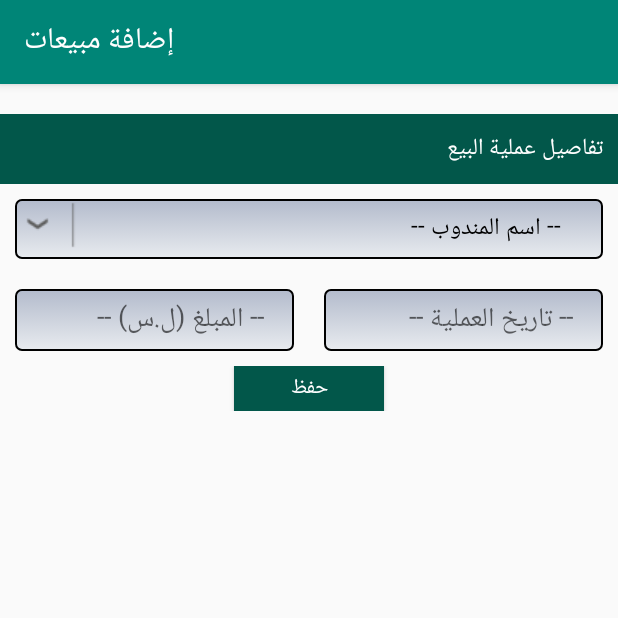
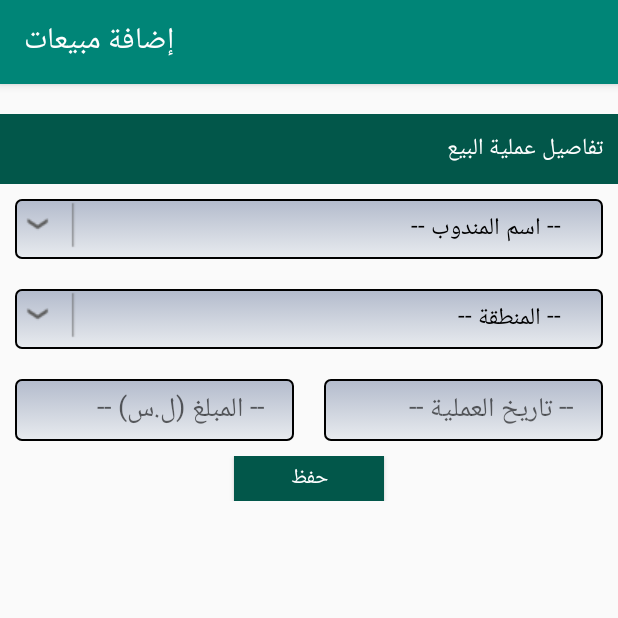
Before and after one commit to ab-dulla/svu-bait-iwb303-f18-sales, an Android app: the screen it shows after launch (AddSalesActivity), after a tap on "إضافة مبيعات", on a phone screen of 412 x 824 dp, the top half of it. Run offline under Robolectric (Android 15) with nearby library versions, the phone set to English and light mode, and no system bars.

Commit message:
Branch1 - Update Sale Operation - Rami - 10-06-2019 12:10 PM

```diff
--- a/app/src/main/java/org/svuonline/f18sales/AddSalesActivity.java
+++ b/app/src/main/java/org/svuonline/f18sales/AddSalesActivity.java
@@ -10,8 +10,10 @@ import android.widget.Button;
 import android.widget.EditText;
 import org.svuonline.f18sales.data.DatabaseHelper;
 import org.svuonline.f18sales.data.Utilities;
+import org.svuonline.f18sales.model.Region;
 import org.svuonline.f18sales.model.Sale;
 import org.svuonline.f18sales.model.Salesman;
+import org.svuonline.f18sales.salesmen.management.RegionSpinnerArrayAdapter;
 import org.svuonline.f18sales.salesmen.management.SalesmenSpinnerArrayAdapter;
 import java.util.ArrayList;
 import java.util.Locale;
@@ -24,6 +26,7 @@ public class AddSalesActivity extends AppCompatActivity implements View.OnClickL
      **************        Declarations       *************
      ******************************************************/
     private Spinner spinnerSalesmen;
+    private Spinner spinnerRegoins;
     private EditText txtSaleDate;
     private EditText txtAmount;
     private Button btnSave;
@@ -40,9 +43,11 @@ public class AddSalesActivity extends AppCompatActivity implements View.OnClickL
         setContentView(R.layout.activity_add_sales);
         getSupportActionBar().setTitle("إضافة مبيعات");
         dbHelper = new DatabaseHelper(this);
+        db = openOrCreateDatabase("f18SalesDb",Context.MODE_PRIVATE, null);
         FindElements();
         SetControlsEvents();
-        fillSalesmen();
+        FillSalesmen();
+        FillRegions();
         Utilities.InitSaleDateCalender(this,txtSaleDate);
     }
 
@@ -75,12 +80,14 @@ public class AddSalesActivity extends AppCompatActivity implements View.OnClickL
     private boolean ValidateInputs(){
 
         return spinnerSalesmen.getSelectedItemPosition() != 0 &&
+                spinnerRegoins.getSelectedItemPosition() != 0 &&
                 !isEmpty(txtSaleDate.getText().toString()) &&
                 !isEmpty(txtAmount.getText().toString()) ;
     }
 
     private void FindElements(){
         spinnerSalesmen = findViewById(R.id.spinnerSalesmen);
+        spinnerRegoins = findViewById(R.id.spinnerRegoins);
         txtSaleDate =findViewById(R.id.txtSaleDate);
         txtAmount =findViewById(R.id.txtAmount);
         btnSave = findViewById(R.id.btnSave);
@@ -91,25 +98,39 @@ public class AddSalesActivity extends AppCompatActivity implements View.OnClickL
         btnSave.setOnClickListener(this);
     }
 
-    private void fillSalesmen() {
-        db = openOrCreateDatabase("f18SalesDb",Context.MODE_PRIVATE, null);
-        ArrayList<Salesman> salesmenList =  dbHelper.getSalesmenList(db);
+    private void FillSalesmen() {
+        //db = openOrCreateDatabase("f18SalesDb",Context.MODE_PRIVATE, null);
+//        ArrayList<Salesman> salesmenList =  dbHelper.getSalesmenList(db);
+        ArrayList<Salesman> salesmenList =  dbHelper.getSalesmenList();
         SalesmenSpinnerArrayAdapter salesmenAdapter = new SalesmenSpinnerArrayAdapter(this, salesmenList);
         spinnerSalesmen.setAdapter(salesmenAdapter);
+    }
+
+    private void FillRegions() {
+        //db = openOrCreateDatabase("f18SalesDb",Context.MODE_PRIVATE, null);
+        ArrayList<Region> regionsList =  dbHelper.getAllRegions();
+        RegionSpinnerArrayAdapter regionAdapter = new RegionSpinnerArrayAdapter(this, regionsList);
+        spinnerRegoins.setAdapter(regionAdapter);
+
     }
 
     private boolean addSale() {
         Salesman selectedSalesman = (Salesman) spinnerSalesmen.getSelectedItem();
         int salesmanId = selectedSalesman.getId();
+
+        Region selectedRegion = (Region) spinnerRegoins.getSelectedItem();
+        int regionId = selectedRegion.getId();
+
         String saleDate = txtSaleDate.getText().toString();
         int amount =Integer.parseInt(txtAmount.getText().toString());
-        Sale sale = new Sale(salesmanId,saleDate,amount);
+        Sale sale = new Sale(salesmanId,regionId,saleDate,amount);
         return dbHelper.InsertSale(sale) != -1;
     }
 
     private void ClearInputs()
     {
         spinnerSalesmen.setSelection(0);
+        spinnerRegoins.setSelection(0);
         txtAmount.setText("");
         txtSaleDate.setText("");
     }
--- a/app/src/main/java/org/svuonline/f18sales/data/DatabaseHelper.java
+++ b/app/src/main/java/org/svuonline/f18sales/data/DatabaseHelper.java
@@ -36,9 +36,11 @@ public class DatabaseHelper extends SQLiteOpenHelper {
     private static final String SQL_CREATE_SALES = "CREATE TABLE " + SalesEntry.TABLE_NAME + "("
             + SalesEntry._ID + " INTEGER PRIMARY KEY AUTOINCREMENT, "
             + SalesEntry.SALESMAN_ID + " INTEGER NOT NULL, "
+            + SalesEntry.REGION_ID + " INTEGER NOT NULL, "
             + SalesEntry.SALE_DATE + " TEXT NOT NULL, "
             + SalesEntry.AMOUNT + " INTEGER,"
-            + " FOREIGN KEY(" + SalesEntry.SALESMAN_ID + ") REFERENCES " + SalesmanEntry.TABLE_NAME + "(" + SalesmanEntry._ID + ")"
+            + " FOREIGN KEY(" + SalesEntry.SALESMAN_ID + ") REFERENCES " + SalesmanEntry.TABLE_NAME + "(" + SalesmanEntry._ID + "),"
+            + " FOREIGN KEY(" + SalesEntry.REGION_ID + ") REFERENCES " + RegionEntry.TABLE_NAME + "(" + RegionEntry._ID + ")"
             + ");";
 
     private static final String SQL_DELETE_SALESMAN = "DROP TABLE IF EXISTS " + SalesmanEntry.TABLE_NAME;
@@ -81,6 +83,7 @@ public class DatabaseHelper extends SQLiteOpenHelper {
 
     private ArrayList<Region> parseRegions(Cursor cursor) {
         ArrayList<Region> regions = new ArrayList<>();
+        regions.add(new Region(-1, "-- المنطقة --"));
         while (cursor.moveToNext()) {
             int id = cursor.getInt(0);
             String name = cursor.getString(1);
@@ -175,6 +178,7 @@ public class DatabaseHelper extends SQLiteOpenHelper {
     public static class SalesEntry implements BaseColumns {
         public static final String TABLE_NAME = "sales";
         public static final String SALESMAN_ID = "salesman_id";
+        public static final String REGION_ID = "region_id";
         public static final String AMOUNT = "amount";
         public static final String SALE_DATE = "sale_date";
         public static final String MONTH = "month";
@@ -196,7 +200,9 @@ public class DatabaseHelper extends SQLiteOpenHelper {
 }
 
     // Rami
-    public ArrayList<Salesman> getSalesmenList(SQLiteDatabase db) {
+//    public ArrayList<Salesman> getSalesmenList(SQLiteDatabase db) {
+    public ArrayList<Salesman> getSalesmenList() {
+        SQLiteDatabase db = this.getReadableDatabase();
         String selectSql = "SELECT "
                 + DatabaseHelper.SalesmanEntry._ID + ", "
                 + DatabaseHelper.SalesmanEntry.FULL_NAME
@@ -217,4 +223,33 @@ public class DatabaseHelper extends SQLiteOpenHelper {
         SQLiteDatabase db = this.getWritableDatabase();
         return db.insert(SalesEntry.TABLE_NAME, null, sale.ToContentValues());
     }
+
+
+    public ArrayList<Sale> GetSalesmanSales(int salesmanId,String year,String month) {
+        SQLiteDatabase db = this.getReadableDatabase();
+        String selectSql =
+                "SELECT R.name, S.amount" +
+                " FROM sales as S inner join region as R on S.region_id=R._id" +
+                " where S.salesman_id="+salesmanId +
+                " and substr(S.sale_date,7)='" +year+ "'" +
+                " and substr(S.sale_date,1,2) ='" + month+ "'";
+
+//
+//                "SELECT "
+//                + RegionEntry.NAME + ", "
+//                + SalesEntry.AMOUNT
+//                + " FROM " + SalesEntry.TABLE_NAME + " inner join " + RegionEntry.TABLE_NAME + " on " + SalesEntry.REGION_ID + "=" + RegionEntry._ID
+//                + " where " + SalesEntry.SALESMAN_ID + "=" + salesmanId
+//                + " and year(" + SalesEntry.SALE_DATE +")=" + year
+//                + " and month(" + SalesEntry.SALE_DATE +")=" + month;
+        Cursor cursor = db.rawQuery(selectSql, null);
+        ArrayList<Sale> salesList = new ArrayList<>();
+        while (cursor.moveToNext()) {
+            String RegionName = cursor.getString(0);
+            int Amount = cursor.getInt(1);
+            salesList.add(new Sale(RegionName, Amount));
+        }
+        cursor.close();
+        return salesList;
+    }
 }
--- a/app/src/main/res/layout/activity_add_sales.xml
+++ b/app/src/main/res/layout/activity_add_sales.xml
@@ -32,6 +32,21 @@
 
             <Spinner
                 android:id="@+id/spinnerSalesmen"
+                android:layout_width="match_parent"
+                android:layout_height="40dp"
+                android:spinnerMode="dropdown"
+                style="@style/spinner_style"
+                android:textDirection="rtl"/>
+        </LinearLayout>
+
+        <LinearLayout
+            android:layout_width="match_parent"
+            android:layout_height="wrap_content"
+            android:orientation="horizontal"
+            android:textDirection="rtl">
+
+            <Spinner
+                android:id="@+id/spinnerRegoins"
                 android:layout_width="match_parent"
                 android:layout_height="40dp"
                 android:spinnerMode="dropdown"
```
Also changed, not shown: app/src/main/java/org/svuonline/f18sales/SalesActivity.java (+8 -1 lines), app/src/main/java/org/svuonline/f18sales/model/Sale.java (+12 -1 lines), app/src/main/res/layout/activity_sales.xml (+22 -2 lines).
